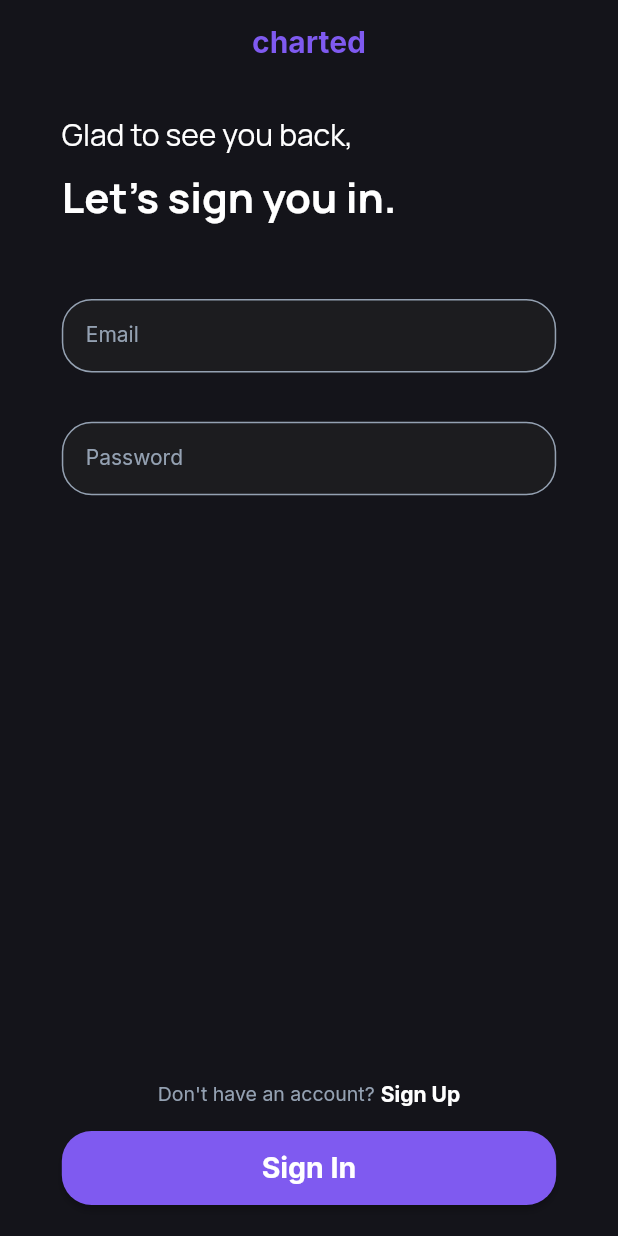
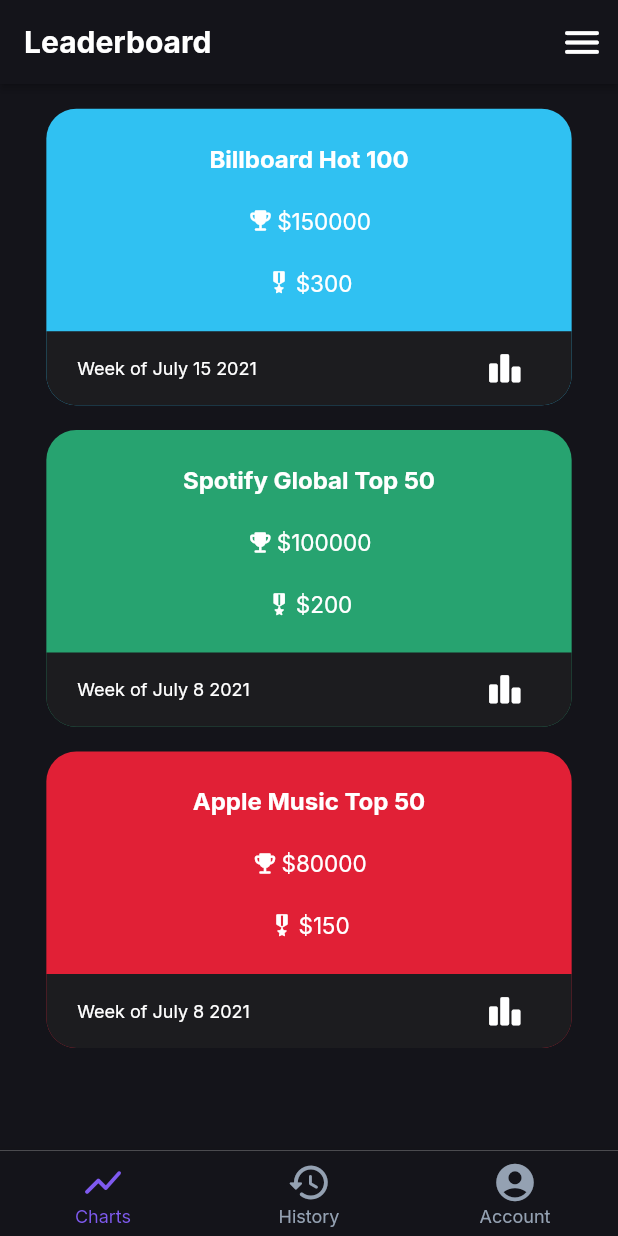
Before and after one commit to Team-Charted/charted-mobile, a Flutter app: the screen it shows after launch, on a phone screen of 412 x 824 dp. Run offline on Flutter 3.47's test engine with Material 2 defaults, Android fonts, the phone set to English and light mode, and no system bars; our stand-ins replace google_fonts.

Commit message:
Added charts and leaderboard screen UI layout.

```diff
--- a/lib/main.dart
+++ b/lib/main.dart
@@ -1,3 +1,5 @@
+import 'package:charted/screens/charts_screen.dart';
+import 'package:charted/screens/leaderboard_screen.dart';
 import 'package:charted/screens/login_screen.dart';
 import 'package:flutter/material.dart';
 
@@ -22,7 +24,7 @@
       ),
 
       //Home screen
-      home: LoginScreen(),
+      home: LeaderboardScreen(),
     );
   }
 }
--- /dev/null
+++ b/lib/screens/leaderboard_screen.dart
@@ -0,0 +1,100 @@
+import 'package:charted/widgets/leaderboard_card.dart';
+import 'package:flutter/material.dart';
+import 'package:google_fonts/google_fonts.dart';
+
+import '../widgets/bottom_nav_bar.dart';
+
+class LeaderboardScreen extends StatelessWidget {
+  @override
+  Widget build(BuildContext context) {
+    final _theme = Theme.of(context);
+    final _size = MediaQuery.of(context).size;
+
+    final Color _billboardBlue = Color.fromRGBO(48, 193, 242, 1);
+    final Color _spotifyGreen = Color.fromRGBO(39, 163, 112, 1);
+    final Color _appleMusicRed = Color.fromRGBO(225, 32, 54, 1);
+
+    //Appbar
+    final _appBar = AppBar(
+      title: Text(
+        'Leaderboard',
+        style: GoogleFonts.inter(
+          textStyle: TextStyle(
+            fontSize: 20,
+            fontWeight: FontWeight.bold,
+            color: Colors.white,
+          ),
+        ),
+      ),
+      actions: [
+        IconButton(
+          onPressed: () {},
+          icon: Icon(
+            Icons.menu_rounded,
+            color: Colors.white,
+            size: 30.0,
+          ),
+        )
+      ],
+      backgroundColor: _theme.primaryColorDark,
+      elevation: 2,
+    );
+
+    //Bottom Navigation bar
+    final _bottomNavigationBar = BottomNavBar();
+    return Scaffold(
+      //Appbar
+      appBar: _appBar,
+
+      //body
+      body: Container(
+        color: _theme.primaryColorDark,
+        width: _size.width,
+        height: _size.height -
+            _appBar.preferredSize.height -
+            MediaQuery.of(context).padding.top -
+            MediaQuery.of(context).padding.bottom,
+        alignment: Alignment.topCenter,
+        child: Column(
+          mainAxisAlignment: MainAxisAlignment.start,
+          crossAxisAlignment: CrossAxisAlignment.center,
+          children: [
+            SizedBox(
+              height: _size.height * 0.02,
+            ),
+            LeaderboardCard(
+              title: 'Billboard Hot 100',
+              cardColor: _billboardBlue,
+              prizePool: '150000',
+              winnings: '300',
+              dateOfIssue: 'Week of July 15 2021',
+            ),
+            SizedBox(
+              height: _size.height * 0.02,
+            ),
+            LeaderboardCard(
+              title: 'Spotify Global Top 50',
+              cardColor: _spotifyGreen,
+              prizePool: '100000',
+              winnings: '200',
+              dateOfIssue: 'Week of July 8 2021',
+            ),
+            SizedBox(
+              height: _size.height * 0.02,
+            ),
+            LeaderboardCard(
+              title: 'Apple Music Top 50',
+              cardColor: _appleMusicRed,
+              prizePool: '80000',
+              winnings: '150',
+              dateOfIssue: 'Week of July 8 2021',
+            ),
+          ],
+        ),
+      ),
+
+      //Bottom nav bar
+      bottomNavigationBar: _bottomNavigationBar,
+    );
+  }
+}
--- /dev/null
+++ b/lib/widgets/bottom_nav_bar.dart
@@ -0,0 +1,53 @@
+import 'package:flutter/material.dart';
+import 'package:google_fonts/google_fonts.dart';
+
+class BottomNavBar extends StatelessWidget {
+  @override
+  Widget build(BuildContext context) {
+    final theme = Theme.of(context);
+
+    return BottomNavigationBar(
+      items: const <BottomNavigationBarItem>[
+        BottomNavigationBarItem(
+          icon: Icon(Icons.show_chart_rounded),
+          label: 'Charts',
+        ),
+        BottomNavigationBarItem(
+          icon: Icon(Icons.history_rounded),
+          label: 'History',
+        ),
+        BottomNavigationBarItem(
+          icon: Icon(Icons.account_circle_rounded),
+          label: 'Account',
+        ),
+      ],
+      //currentIndex: _selectedIndex,
+      selectedItemColor: theme.accentColor,
+      backgroundColor: theme.primaryColorDark,
+      unselectedItemColor: theme.highlightColor,
+      elevation: 8,
+      iconSize: 30.0,
+      selectedLabelStyle: GoogleFonts.inter(
+        textStyle: TextStyle(
+          fontSize: 12,
+          fontWeight: FontWeight.normal,
+          color: theme.accentColor,
+        ),
+      ),
+      unselectedLabelStyle: GoogleFonts.inter(
+        textStyle: TextStyle(
+          fontSize: 12,
+          fontWeight: FontWeight.normal,
+          color: theme.highlightColor,
+        ),
+      ),
+      onTap: _navButtonTapped,
+    );
+  }
+
+  //on tap
+  void _navButtonTapped(int index) {
+    //Navigate to index selected
+    print('Button Pressed');
+  }
+}
--- /dev/null
+++ b/lib/widgets/leaderboard_card.dart
@@ -0,0 +1,151 @@
+import 'package:flutter/material.dart';
+import 'package:google_fonts/google_fonts.dart';
+
+class LeaderboardCard extends StatelessWidget {
+  final String title;
+  final Color cardColor;
+  final String prizePool;
+  final String winnings;
+  final String dateOfIssue;
+
+  LeaderboardCard({
+    required this.title,
+    required this.cardColor,
+    required this.prizePool,
+    required this.winnings,
+    required this.dateOfIssue,
+  });
+
+  @override
+  Widget build(BuildContext context) {
+    final theme = Theme.of(context);
+    final size = MediaQuery.of(context).size;
+
+    return Container(
+      height: size.height * 0.24,
+      width: size.width * 0.85,
+      decoration: BoxDecoration(
+        color: cardColor,
+        borderRadius: BorderRadius.all(Radius.circular(20.0)),
+      ),
+      child: Column(
+        mainAxisAlignment: MainAxisAlignment.spaceEvenly,
+        crossAxisAlignment: CrossAxisAlignment.center,
+        children: [
+          //Chart details
+          Container(
+            height: size.height * 0.18,
+            width: size.width * 0.85,
+            child: Column(
+              mainAxisAlignment: MainAxisAlignment.spaceEvenly,
+              crossAxisAlignment: CrossAxisAlignment.center,
+              children: [
+                //Title
+                Text(
+                  title,
+                  style: GoogleFonts.inter(
+                    fontSize: 16,
+                    color: Colors.white,
+                    fontWeight: FontWeight.bold,
+                  ),
+                ),
+
+                //Prize pool
+                Row(
+                  mainAxisAlignment: MainAxisAlignment.center,
+                  children: [
+                    Icon(
+                      Icons.emoji_events_rounded,
+                      color: Colors.white,
+                      size: 18.0,
+                    ),
+                    SizedBox(
+                      width: size.width * 0.005,
+                    ),
+                    Text(
+                      '\$' + prizePool,
+                      style: GoogleFonts.inter(
+                        color: Colors.white,
+                        fontSize: 15,
+                      ),
+                    ),
+                  ],
+                ),
+
+                //Winnings
+                Row(
+                  mainAxisAlignment: MainAxisAlignment.center,
+                  children: [
+                    Icon(
+                      Icons.military_tech_rounded,
+                      color: Colors.white,
+                      size: 18.0,
+                    ),
+                    SizedBox(
+                      width: size.width * 0.005,
+                    ),
+                    Text(
+                      '\$' + winnings,
+                      style: GoogleFonts.inter(
+                        color: Colors.white,
+                        fontSize: 15,
+                      ),
+                    ),
+                  ],
+                ),
+              ],
+            ),
+          ),
+
+          //Add and edit
+          Container(
+            width: size.width * 0.85,
+            height: size.height * 0.06,
+            decoration: BoxDecoration(
+              color: theme.primaryColor,
+              borderRadius: BorderRadius.only(
+                bottomLeft: Radius.circular(20.0),
+                bottomRight: Radius.circular(20.0),
+              ),
+            ),
+            child: Row(
+              mainAxisAlignment: MainAxisAlignment.start,
+              children: [
+                SizedBox(
+                  width: size.width * 0.05,
+                ),
+
+                //Date of issue
+                Text(
+                  dateOfIssue,
+                  style: GoogleFonts.inter(
+                    color: Colors.white,
+                    fontSize: 12,
+                  ),
+                ),
+
+                Spacer(),
+
+                //Add/Edit
+                IconButton(
+                  onPressed: () {
+                    print('Show ' + title + ' leaderboard');
+                  },
+                  icon: Icon(
+                    Icons.leaderboard_rounded,
+                    color: Colors.white,
+                    size: 25.0,
+                  ),
+                ),
+
+                SizedBox(
+                  width: size.width * 0.05,
+                ),
+              ],
+            ),
+          ),
+        ],
+      ),
+    );
+  }
+}
```
Also changed, not shown: lib/screens/charts_screen.dart (added, +108 -0 lines), lib/widgets/chart_card.dart (added, +160 -0 lines).
